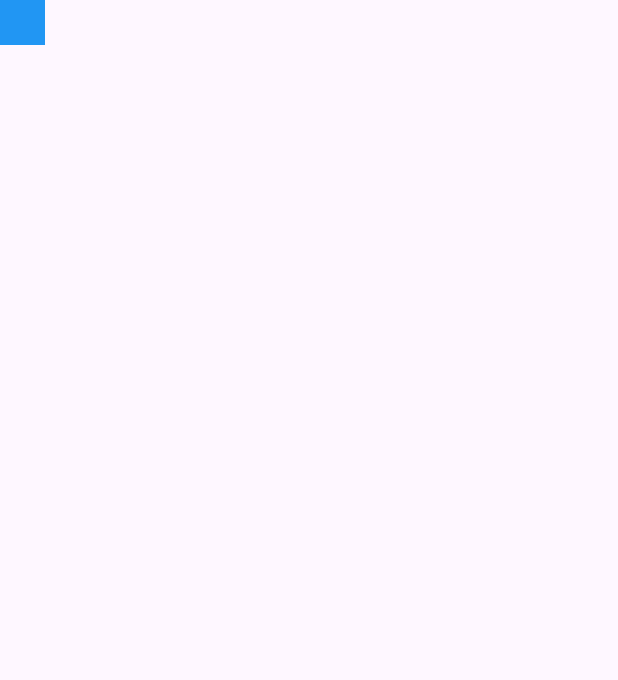
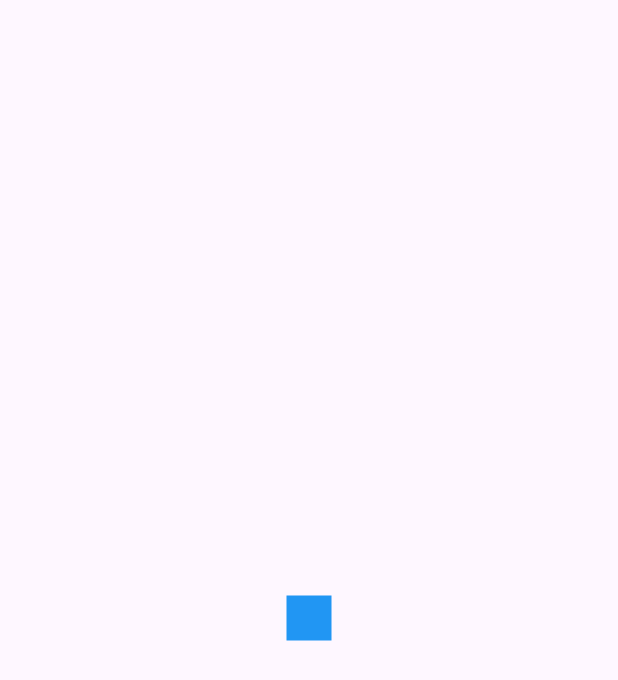
Before and after one commit to mrhabibi/deferred_component_example, a Flutter app: the SomeWidget screen opened directly, on a phone screen of 412 x 824 dp. Shown: the top 680 px of the screen. Run offline on Flutter 3.47's test engine with Material 3 defaults, Android fonts, the phone set to English and light mode, and no system bars.

Commit message:
centered

```diff
--- a/lib/some_widget.dart
+++ b/lib/some_widget.dart
@@ -20,7 +20,8 @@ class _SomeWidgetState extends State<SomeWidget> {
   @override
   Widget build(BuildContext context) {
     return Scaffold(
-      body: FutureBuilder<void>(
+      body: Center(
+        child: FutureBuilder<void>(
           future: _libraryFuture,
           builder: (context, snapshot) {
             if (snapshot.connectionState == ConnectionState.done) {
@@ -32,6 +33,7 @@ class _SomeWidgetState extends State<SomeWidget> {
             return const CircularProgressIndicator();
           },
         ),
+      ),
     );
   }
 }
```
Lines whose indentation alone changed are shown as unchanged.
